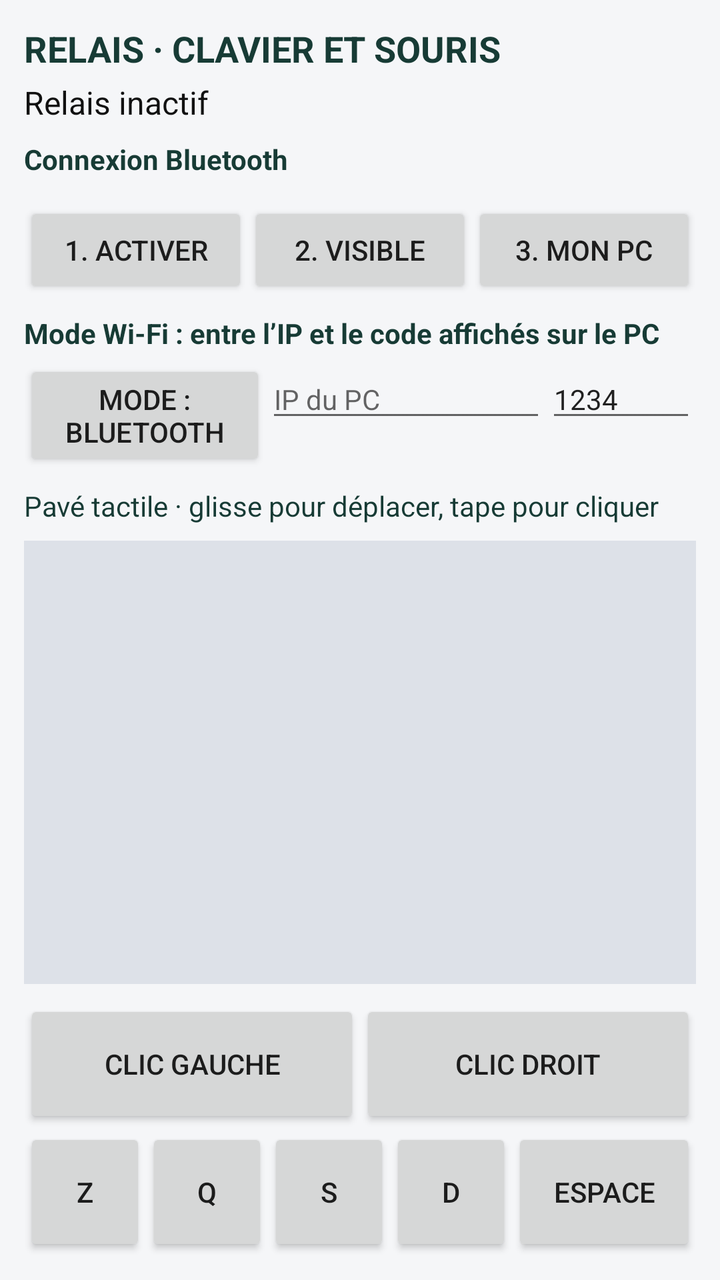
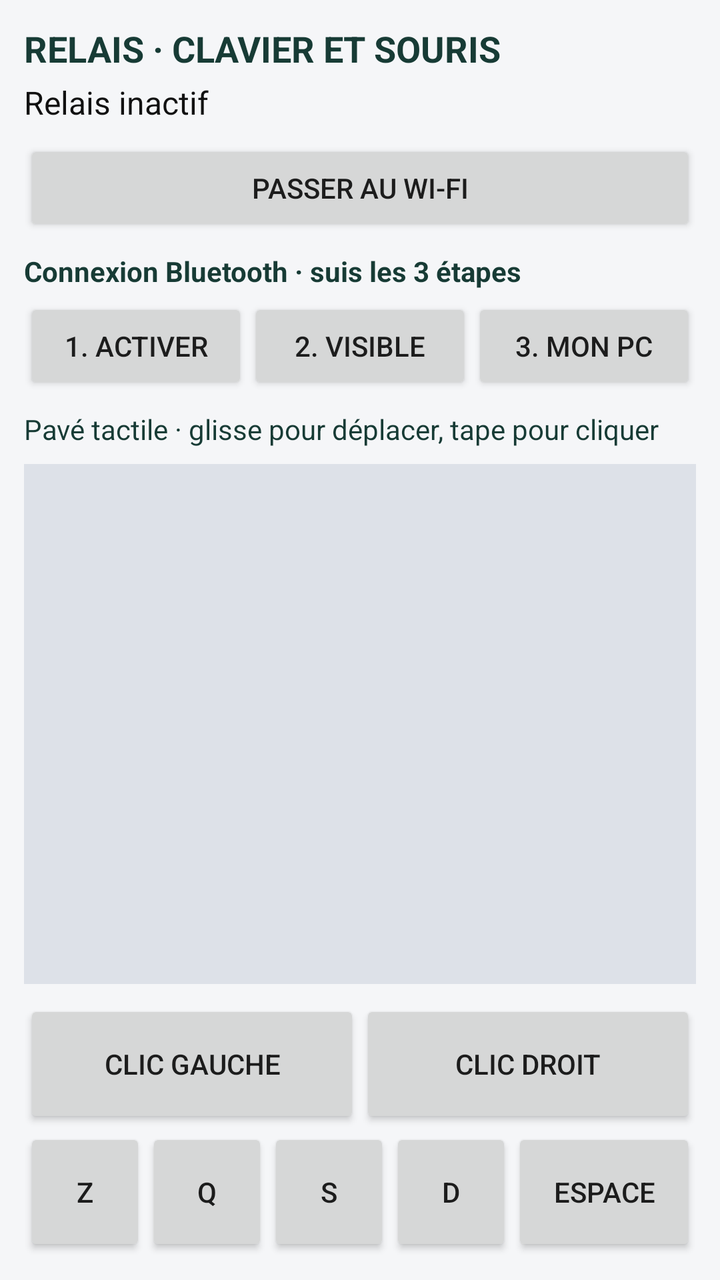

The first picture is an Android layout as it rendered before a commit; the second is the same layout after the commit. The layout source and the unified diff follow.
<!-- AndroidManifest.xml: application theme Theme.AppCompat.Light.NoActionBar -->
<!-- res/layout/activity_main.xml -->
<?xml version="1.0" encoding="utf-8"?>
<LinearLayout xmlns:android="http://schemas.android.com/apk/res/android"
    android:layout_width="match_parent"
    android:layout_height="match_parent"
    android:background="#F5F6F8"
    android:orientation="vertical"
    android:padding="12dp">

    <TextView
        android:layout_width="match_parent"
        android:layout_height="wrap_content"
        android:paddingBottom="4dp"
        android:text="RELAIS · CLAVIER ET SOURIS"
        android:textColor="#173B35"
        android:textSize="18sp"
        android:textStyle="bold" />

    <TextView
        android:id="@+id/status"
        android:layout_width="match_parent"
        android:layout_height="wrap_content"
        android:paddingBottom="8dp"
        android:text="Relais inactif"
        android:textColor="#111"
        android:textSize="16sp" />

    <TextView
        android:layout_width="match_parent"
        android:layout_height="wrap_content"
        android:paddingBottom="4dp"
        android:text="Connexion Bluetooth"
        android:textColor="#173B35"
        android:textStyle="bold" />

    <LinearLayout
        android:layout_width="match_parent"
        android:layout_height="wrap_content"
        android:layout_marginTop="8dp"
        android:orientation="horizontal">

        <Button android:id="@+id/btnActivate" android:layout_width="0dp" android:layout_height="wrap_content"
            android:layout_weight="1" android:text="1. Activer" />
        <Button android:id="@+id/btnVisible" android:layout_width="0dp" android:layout_height="wrap_content"
            android:layout_weight="1" android:text="2. Visible" />
        <Button android:id="@+id/btnPc" android:layout_width="0dp" android:layout_height="wrap_content"
            android:layout_weight="1" android:text="3. Mon PC" />
    </LinearLayout>

    <TextView
        android:layout_width="match_parent"
        android:layout_height="wrap_content"
        android:paddingTop="8dp"
        android:paddingBottom="4dp"
        android:text="Mode Wi-Fi : entre l’IP et le code affichés sur le PC"
        android:textColor="#173B35"
        android:textStyle="bold" />

    <LinearLayout
        android:layout_width="match_parent"
        android:layout_height="wrap_content"
        android:orientation="horizontal">

        <Button android:id="@+id/btnMode" android:layout_width="0dp" android:layout_height="wrap_content"
            android:layout_weight="1.3" android:text="Mode : Bluetooth" />
        <EditText android:id="@+id/ipField" android:layout_width="0dp" android:layout_height="wrap_content"
            android:layout_weight="1.5" android:hint="IP du PC" android:inputType="phone"
            android:digits="0123456789." android:maxLines="1" android:textSize="14sp" />
        <EditText android:id="@+id/pinField" android:layout_width="0dp" android:layout_height="wrap_content"
            android:layout_weight="0.8" android:hint="Code" android:inputType="number"
            android:text="1234" android:maxLines="1" android:textSize="14sp" />
    </LinearLayout>

    <TextView
        android:layout_width="match_parent"
        android:layout_height="wrap_content"
        android:paddingTop="8dp"
        android:text="Pavé tactile · glisse pour déplacer, tape pour cliquer"
        android:textColor="#173B35" />

    <View
        android:id="@+id/touchpad"
        android:layout_width="match_parent"
        android:layout_height="0dp"
        android:layout_marginTop="8dp"
        android:layout_marginBottom="8dp"
        android:layout_weight="1"
        android:minHeight="100dp"
        android:background="#DDE1E8" />

    <LinearLayout
        android:layout_width="match_parent"
        android:layout_height="64dp"
        android:orientation="horizontal">

        <Button android:id="@+id/btnLeft" android:layout_width="0dp" android:layout_height="match_parent"
            android:layout_weight="1" android:text="Clic gauche" />
        <Button android:id="@+id/btnRight" android:layout_width="0dp" android:layout_height="match_parent"
            android:layout_weight="1" android:text="Clic droit" />
    </LinearLayout>

    <LinearLayout
        android:layout_width="match_parent"
        android:layout_height="64dp"
        android:orientation="horizontal">

        <Button android:id="@+id/keyUp" android:layout_width="0dp" android:layout_height="match_parent"
            android:layout_weight="1" android:text="Z" />
        <Button android:id="@+id/keyLeft" android:layout_width="0dp" android:layout_height="match_parent"
            android:layout_weight="1" android:text="Q" />
        <Button android:id="@+id/keyDown" android:layout_width="0dp" android:layout_height="match_parent"
            android:layout_weight="1" android:text="S" />
        <Button android:id="@+id/keyRight" android:layout_width="0dp" android:layout_height="match_parent"
            android:layout_weight="1" android:text="D" />
        <Button android:id="@+id/keySpace" android:layout_width="0dp" android:layout_height="match_parent"
            android:layout_weight="1.5" android:text="Espace" />
    </LinearLayout>
</LinearLayout>
<!-- resources referenced by this layout -->
<resources>

</resources>

<!-- the commit's change to res/layout/activity_main.xml (unified diff, before → after) -->
@@ -24,50 +24,68 @@
         android:textColor="#111"
         android:textSize="16sp" />
 
-    <TextView
+    <Button
+        android:id="@+id/btnMode"
         android:layout_width="match_parent"
         android:layout_height="wrap_content"
-        android:paddingBottom="4dp"
-        android:text="Connexion Bluetooth"
-        android:textColor="#173B35"
-        android:textStyle="bold" />
+        android:layout_marginBottom="8dp"
+        android:text="Passer au Wi-Fi" />
 
     <LinearLayout
+        android:id="@+id/bluetoothSetup"
         android:layout_width="match_parent"
         android:layout_height="wrap_content"
-        android:layout_marginTop="8dp"
+        android:orientation="vertical">
+
+        <TextView
+            android:layout_width="match_parent"
+            android:layout_height="wrap_content"
+            android:paddingBottom="4dp"
+            android:text="Connexion Bluetooth · suis les 3 étapes"
+            android:textColor="#173B35"
+            android:textStyle="bold" />
+
+        <LinearLayout
+            android:layout_width="match_parent"
+            android:layout_height="wrap_content"
+            android:orientation="horizontal">
+
+            <Button android:id="@+id/btnActivate" android:layout_width="0dp" android:layout_height="wrap_content"
+                android:layout_weight="1" android:text="1. Activer" />
+            <Button android:id="@+id/btnVisible" android:layout_width="0dp" android:layout_height="wrap_content"
+                android:layout_weight="1" android:text="2. Visible" />
+            <Button android:id="@+id/btnPc" android:layout_width="0dp" android:layout_height="wrap_content"
+                android:layout_weight="1" android:text="3. Mon PC" />
+        </LinearLayout>
+    </LinearLayout>
+
+    <LinearLayout
+        android:id="@+id/wifiSettings"
+        android:layout_width="match_parent"
+        android:layout_height="wrap_content"
+        android:orientation="vertical"
+        android:visibility="gone">
+
+        <TextView
+            android:layout_width="match_parent"
+            android:layout_height="wrap_content"
+            android:paddingBottom="4dp"
+            android:text="Mode Wi-Fi · saisis l’IP et le code affichés sur le PC"
+            android:textColor="#173B35"
+            android:textStyle="bold" />
+
+        <LinearLayout
+            android:layout_width="match_parent"
+            android:layout_height="wrap_content"
         android:orientation="horizontal">
 
-        <Button android:id="@+id/btnActivate" android:layout_width="0dp" android:layout_height="wrap_content"
-            android:layout_weight="1" android:text="1. Activer" />
-        <Button android:id="@+id/btnVisible" android:layout_width="0dp" android:layout_height="wrap_content"
-            android:layout_weight="1" android:text="2. Visible" />
-        <Button android:id="@+id/btnPc" android:layout_width="0dp" android:layout_height="wrap_content"
-            android:layout_weight="1" android:text="3. Mon PC" />
-    </LinearLayout>
-
-    <TextView
-        android:layout_width="match_parent"
-        android:layout_height="wrap_content"
-        android:paddingTop="8dp"
-        android:paddingBottom="4dp"
-        android:text="Mode Wi-Fi : entre l’IP et le code affichés sur le PC"
-        android:textColor="#173B35"
-        android:textStyle="bold" />
-
-    <LinearLayout
-        android:layout_width="match_parent"
-        android:layout_height="wrap_content"
-        android:orientation="horizontal">
-
-        <Button android:id="@+id/btnMode" android:layout_width="0dp" android:layout_height="wrap_content"
-            android:layout_weight="1.3" android:text="Mode : Bluetooth" />
-        <EditText android:id="@+id/ipField" android:layout_width="0dp" android:layout_height="wrap_content"
-            android:layout_weight="1.5" android:hint="IP du PC" android:inputType="phone"
-            android:digits="0123456789." android:maxLines="1" android:textSize="14sp" />
-        <EditText android:id="@+id/pinField" android:layout_width="0dp" android:layout_height="wrap_content"
-            android:layout_weight="0.8" android:hint="Code" android:inputType="number"
-            android:text="1234" android:maxLines="1" android:textSize="14sp" />
+            <EditText android:id="@+id/ipField" android:layout_width="0dp" android:layout_height="wrap_content"
+                android:layout_weight="1.5" android:hint="IP du PC" android:inputType="phone"
+                android:digits="0123456789." android:maxLines="1" android:textSize="14sp" />
+            <EditText android:id="@+id/pinField" android:layout_width="0dp" android:layout_height="wrap_content"
+                android:layout_weight="0.8" android:hint="Code" android:inputType="number"
+                android:text="1234" android:maxLines="1" android:textSize="14sp" />
+        </LinearLayout>
     </LinearLayout>
 
     <TextView
